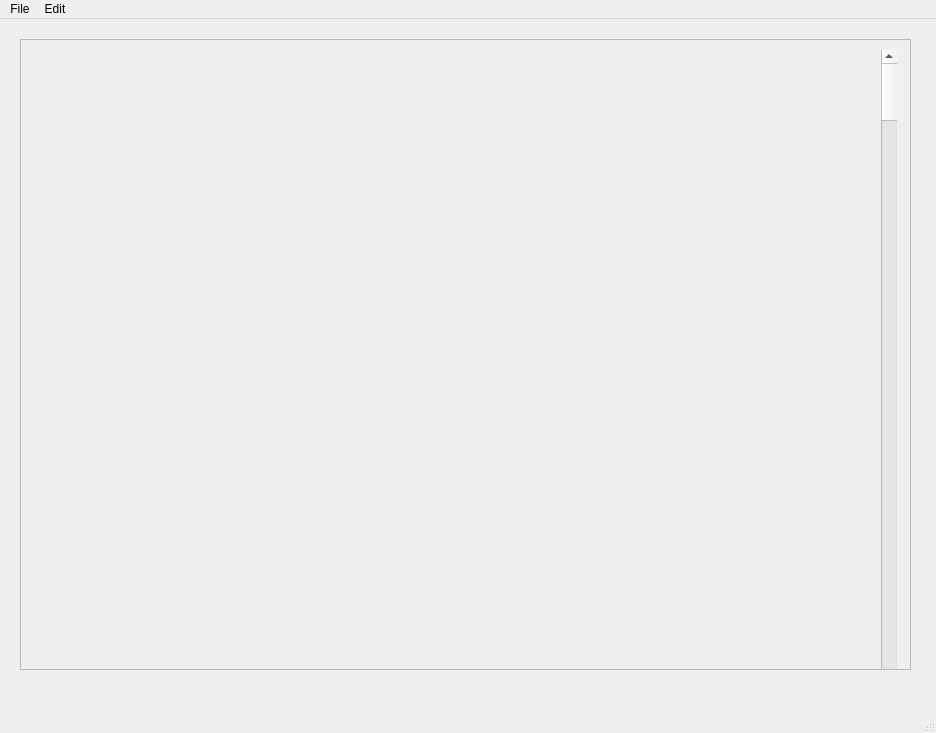
The window that view/main_gui.ui (ImpulZzZ/finance_manager) describes before a commit, drawn with Qt 5.
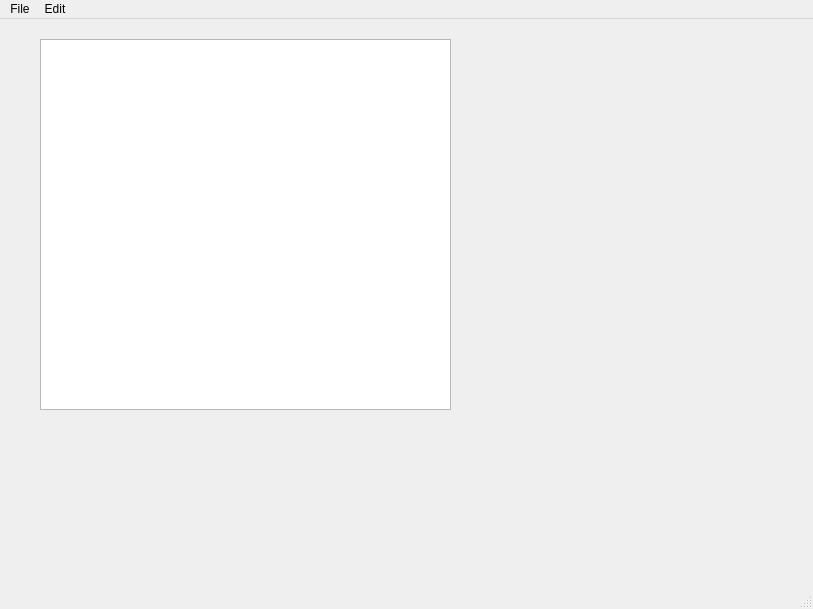
The same window after the commit.

Diff of the .ui file:
```diff
--- a/view/main_gui.ui
+++ b/view/main_gui.ui
@@ -6,49 +6,23 @@
    <rect>
     <x>0</x>
     <y>0</y>
-    <width>936</width>
-    <height>733</height>
+    <width>813</width>
+    <height>609</height>
    </rect>
   </property>
   <property name="windowTitle">
    <string>Finance Manager</string>
   </property>
   <widget class="QWidget" name="centralwidget">
-   <widget class="QScrollArea" name="scrollArea">
+   <widget class="QListWidget" name="listWidget">
     <property name="geometry">
      <rect>
-      <x>20</x>
+      <x>40</x>
       <y>20</y>
-      <width>891</width>
-      <height>631</height>
+      <width>411</width>
+      <height>371</height>
      </rect>
     </property>
-    <property name="widgetResizable">
-     <bool>true</bool>
-    </property>
-    <widget class="QWidget" name="scrollAreaWidgetContents">
-     <property name="geometry">
-      <rect>
-       <x>0</x>
-       <y>0</y>
-       <width>889</width>
-       <height>629</height>
-      </rect>
-     </property>
-     <widget class="QScrollBar" name="verticalScrollBar">
-      <property name="geometry">
-       <rect>
-        <x>860</x>
-        <y>10</y>
-        <width>16</width>
-        <height>641</height>
-       </rect>
-      </property>
-      <property name="orientation">
-       <enum>Qt::Vertical</enum>
-      </property>
-     </widget>
-    </widget>
    </widget>
   </widget>
   <widget class="QMenuBar" name="menubar">
@@ -56,7 +30,7 @@
     <rect>
      <x>0</x>
      <y>0</y>
-     <width>936</width>
+     <width>813</width>
      <height>22</height>
     </rect>
    </property>
```
